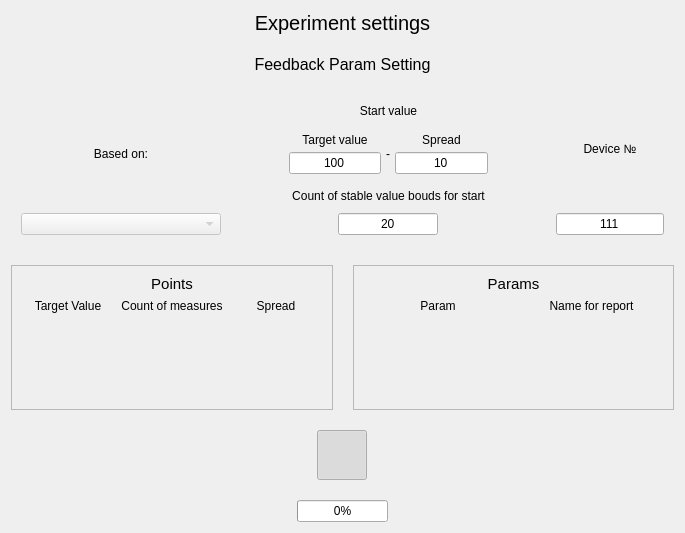
Qt form Experiments/experiment_settings.ui (SundaySW/PumpBenchController) before a commit.
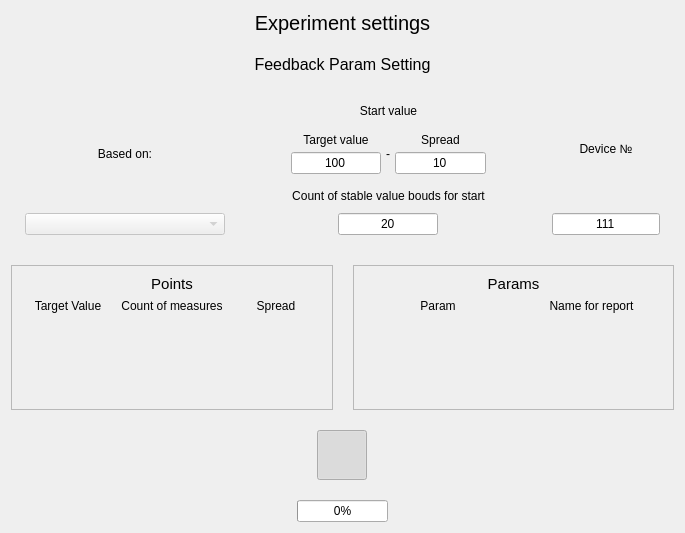
The same form after that commit. Icons and pictures are not drawn.

What changed in the file:
```diff
--- a/Experiments/experiment_settings.ui
+++ b/Experiments/experiment_settings.ui
@@ -54,6 +54,19 @@
        <property name="spacing">
         <number>10</number>
        </property>
+       <item>
+        <spacer name="horizontalSpacer_3">
+         <property name="orientation">
+          <enum>Qt::Horizontal</enum>
+         </property>
+         <property name="sizeHint" stdset="0">
+          <size>
+           <width>40</width>
+           <height>20</height>
+          </size>
+         </property>
+        </spacer>
+       </item>
        <item>
         <layout class="QVBoxLayout" name="protos_param_name">
          <property name="spacing">
@@ -317,6 +330,19 @@
          </item>
         </layout>
        </item>
+       <item>
+        <spacer name="horizontalSpacer_4">
+         <property name="orientation">
+          <enum>Qt::Horizontal</enum>
+         </property>
+         <property name="sizeHint" stdset="0">
+          <size>
+           <width>40</width>
+           <height>20</height>
+          </size>
+         </property>
+        </spacer>
+       </item>
       </layout>
      </item>
     </layout>
```
